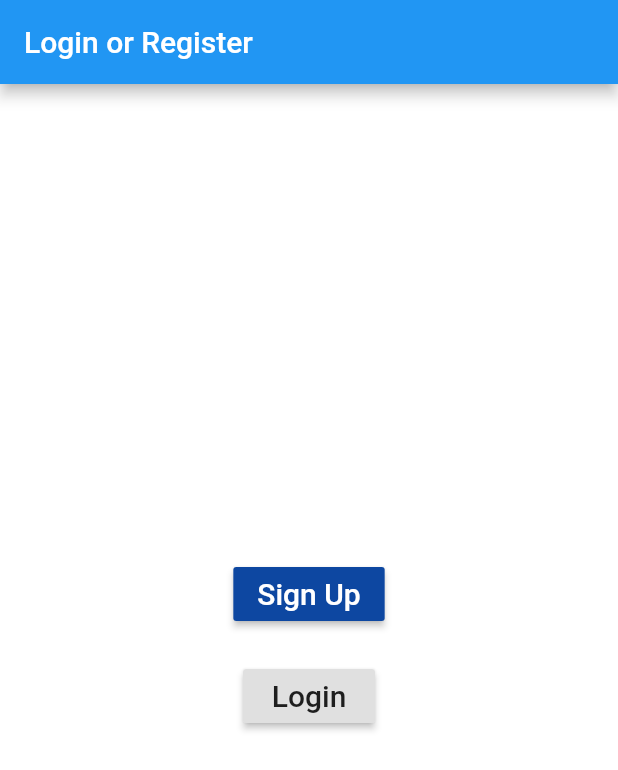
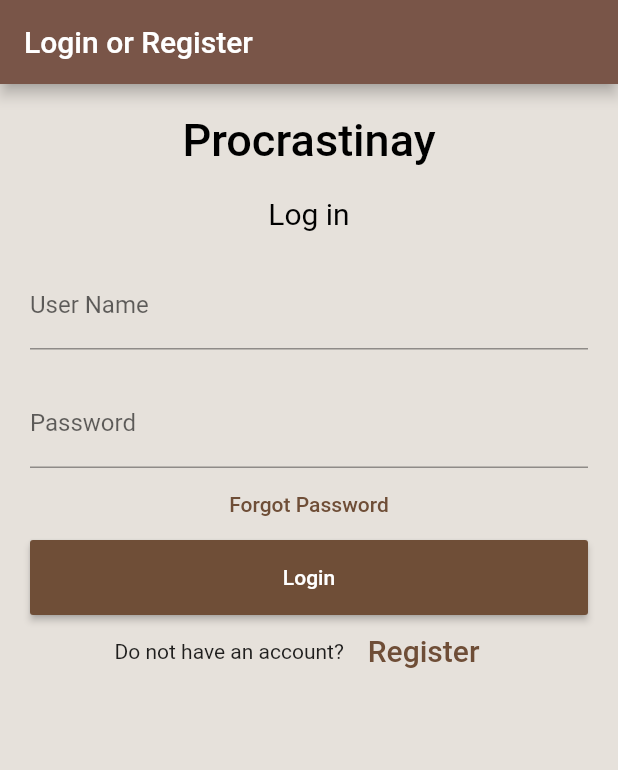
Before and after one commit to simp-modules-HackThis/procrastinay-mobile, a Flutter app: the screen it shows after launch, on a phone screen of 412 x 824 dp. Shown: the top 770 px of the screen. Run offline on Flutter 3.47's test engine with Material 2 defaults, Android fonts, the phone set to English and light mode, and no system bars; Roboto replaces fonts that are missing (Consolas, Hind).

Commit message:
Set up basic app theme and routing

```diff
--- a/lib/main.dart
+++ b/lib/main.dart
@@ -1,5 +1,113 @@
-import 'routes.dart';
+import 'package:flutter/foundation.dart';
+import 'package:flutter/material.dart';
+
+import 'screens/login/index.dart';
 
 void main() {
-  new Routes();
+  runApp(MyApp());
 }
+
+class MyApp extends StatelessWidget {
+  final routes = <String, WidgetBuilder>{
+    '/': (BuildContext context) => new Auth(),
+    '/register': (BuildContext context) => new Auth()
+  };
+
+  @override
+  Widget build(BuildContext context) {
+    final appName = 'Custom Themes';
+
+    return MaterialApp(
+      title: appName,
+      theme: ThemeData(
+        // Define the default brightness and colors.
+        primaryColor: Colors.brown,
+        accentColor: Colors.black,
+        backgroundColor: Color(0xffe6e1db),
+        buttonColor: Color(0xff6f4e37),
+        // Define the default font family.
+        fontFamily: 'Consolas',
+        // Define the default TextTheme. Use this to specify the default
+        // text styling for headlines, titles, bodies of text, and more.
+        textTheme: TextTheme(
+          headline1: TextStyle(fontSize: 72.0, fontWeight: FontWeight.bold),
+          headline6: TextStyle(fontSize: 36.0, fontStyle: FontStyle.italic),
+          bodyText2: TextStyle(fontSize: 14.0, fontFamily: 'Hind'),
+        ),
+      ),
+      /*home: MyHomePage(
+        title: appName,
+      ),*/
+      initialRoute: '/',
+      routes: routes,
+    );
+  }
+}
+
+class MyHomePage extends StatelessWidget {
+  final String title;
+
+  MyHomePage({Key key, @required this.title}) : super(key: key);
+
+  @override
+  Widget build(BuildContext context) {
+    return Scaffold(
+      appBar: AppBar(
+        title: Text(title),
+      ),
+      body: Center(
+        child: Container(
+          color: Theme
+              .of(context)
+              .accentColor,
+          child: Text(
+            'Text with a background color',
+            style: Theme
+                .of(context)
+                .textTheme
+                .headline6,
+          ),
+        ),
+      ),
+      floatingActionButton: Theme(
+        data: Theme.of(context).copyWith(
+          colorScheme:
+          Theme
+              .of(context)
+              .colorScheme
+              .copyWith(secondary: Colors.yellow),
+        ),
+        child: FloatingActionButton(
+          onPressed: null,
+          child: Icon(Icons.add),
+        ),
+      ),
+    );
+  }
+}
+/*
+class MyApp extends StatelessWidget {
+  @override
+  Widget build(BuildContext context) {
+    return MaterialApp(
+      title: 'Procrastinay',
+      theme: ThemeData(
+        // Define the default brightness and colors.
+        brightness: Brightness.dark,
+        primaryColor: Colors.blue,
+        accentColor: Color(0xff6f4e37),
+        backgroundColor: Color(0xffe6e1db),
+        // Define the default font family.
+        fontFamily: 'Georgia',
+        // Define the default TextTheme. Use this to specify the default
+        // text styling for headlines, titles, bodies of text, and more.
+        textTheme: TextTheme(
+          headline1: TextStyle(fontSize: 72.0, fontWeight: FontWeight.bold),
+          headline6: TextStyle(fontSize: 36.0, fontStyle: FontStyle.italic),
+          bodyText2: TextStyle(fontSize: 14.0, fontFamily: 'Hind'),
+        ),
+      ),
+      routes: Routes().routes,
+    );
+  }
+}*/
--- a/lib/routes.dart
+++ /dev/null
@@ -1,17 +0,0 @@
-import 'package:flutter/material.dart';
-
-import 'screens/auth/index.dart';
-
-class Routes {
-  final routes = <String, WidgetBuilder>{
-    '/Auth': (BuildContext context) => new Auth()
-  };
-
-  Routes() {
-    runApp(new MaterialApp(
-      title: 'Flutter Demo',
-      routes: routes,
-      home: new Auth(),
-    ));
-  }
-}
--- a/lib/screens/auth/auth.dart
+++ /dev/null
@@ -1,35 +0,0 @@
-import 'package:flutter/material.dart';
-
-class Auth extends StatelessWidget {
-  @override
-  Widget build(BuildContext context) {
-    return new Scaffold(
-        // 1
-        appBar: new AppBar(
-          //2
-          title: new Text("Login or Register"),
-        ),
-        backgroundColor: Color.fromRGBO(255, 255, 255, 1),
-        body: new Container(
-            // decoration: new BoxDecoration(color: Colors.white),
-            child: new Center(
-                child: new Column(
-          mainAxisAlignment: MainAxisAlignment.center,
-          children: <Widget>[
-            new RaisedButton(
-              onPressed: () {},
-              color: Color(0xFF0D47A1),
-              child: const Text('Sign Up',
-                  style: TextStyle(
-                      fontSize: 20, color: Color.fromRGBO(255, 255, 255, 1))),
-            ),
-            new Padding(
-                padding: new EdgeInsets.all(20.0),
-                child: new RaisedButton(
-                  onPressed: () {},
-                  child: const Text('Login', style: TextStyle(fontSize: 20)),
-                ))
-          ],
-        ))));
-  }
-}
--- /dev/null
+++ b/lib/screens/login/auth.dart
@@ -0,0 +1,103 @@
+import 'package:flutter/material.dart';
+
+class Auth extends StatelessWidget {
+  @override
+  Widget build(BuildContext context) {
+    //todo redirect to /home if already signed in
+    return new Scaffold(
+        appBar: new AppBar(
+          title: new Text("Login or Register"),
+        ),
+        backgroundColor: Theme.of(context).backgroundColor,
+        body: new Container(
+            decoration:
+                new BoxDecoration(color: Theme.of(context).backgroundColor),
+            child: Padding(
+                padding: EdgeInsets.all(10),
+                child: ListView(
+                  children: <Widget>[
+                    Container(
+                        alignment: Alignment.center,
+                        padding: EdgeInsets.all(10),
+                        child: Text(
+                          'Procrastinay',
+                          style: TextStyle(
+                              color: Theme.of(context).accentColor,
+                              fontWeight: FontWeight.w500,
+                              fontSize: 30),
+                        )),
+                    Container(
+                        alignment: Alignment.center,
+                        padding: EdgeInsets.all(10),
+                        child: Text(
+                          'Log in',
+                          style: TextStyle(
+                              fontSize: 20,
+                              color: Theme.of(context).accentColor),
+                        )),
+                    Container(
+                      padding: EdgeInsets.all(10),
+                      child: TextField(
+                        //controller: nameController,
+                        decoration: InputDecoration(
+                          focusedBorder: OutlineInputBorder(
+                              borderSide: BorderSide(
+                                  color: Theme.of(context).accentColor,
+                                  width: 50.0)),
+                          labelText: 'User Name',
+                        ),
+                      ),
+                    ),
+                    Container(
+                      padding: EdgeInsets.fromLTRB(10, 10, 10, 0),
+                      child: TextField(
+                        obscureText: true,
+                        //controller: passwordController,
+                        decoration: InputDecoration(
+                          focusedBorder: OutlineInputBorder(
+                              borderSide: BorderSide(
+                                  color: Theme.of(context).accentColor,
+                                  width: 50.0)),
+                          labelText: 'Password',
+                        ),
+                      ),
+                    ),
+                    FlatButton(
+                      onPressed: () {
+                        //todo forgot password screen
+                      },
+                      textColor: Theme.of(context).buttonColor,
+                      child: Text('Forgot Password'),
+                    ),
+                    Container(
+                        height: 50,
+                        padding: EdgeInsets.fromLTRB(10, 0, 10, 0),
+                        child: RaisedButton(
+                          textColor: Colors.white,
+                          color: Theme.of(context).buttonColor,
+                          child: Text('Login'),
+                          onPressed: () {
+                            //todo login
+                          },
+                        )),
+                    Container(
+                        child: Row(
+                      children: <Widget>[
+                        Text('Do not have an account?'),
+                        FlatButton(
+                          textColor: Theme.of(context).buttonColor,
+                          child: Text(
+                            'Register',
+                            style: TextStyle(fontSize: 20),
+                          ),
+                          onPressed: () {
+                            //todo register screen
+                          },
+                        )
+                      ],
+                      mainAxisAlignment: MainAxisAlignment.center,
+                    ))
+                  ],
+                ))));
+  }
+}
--- /dev/null
+++ b/lib/screens/register/index.dart
@@ -0,0 +1 @@
+export 'register.dart';
```
Also changed, not shown: assets/color_pallete.txt (added, +50 -0 lines), lib/screens/register/register.dart (added, +9 -0 lines), lib/screens/login/index.dart (renamed from lib/screens/auth/index.dart).
